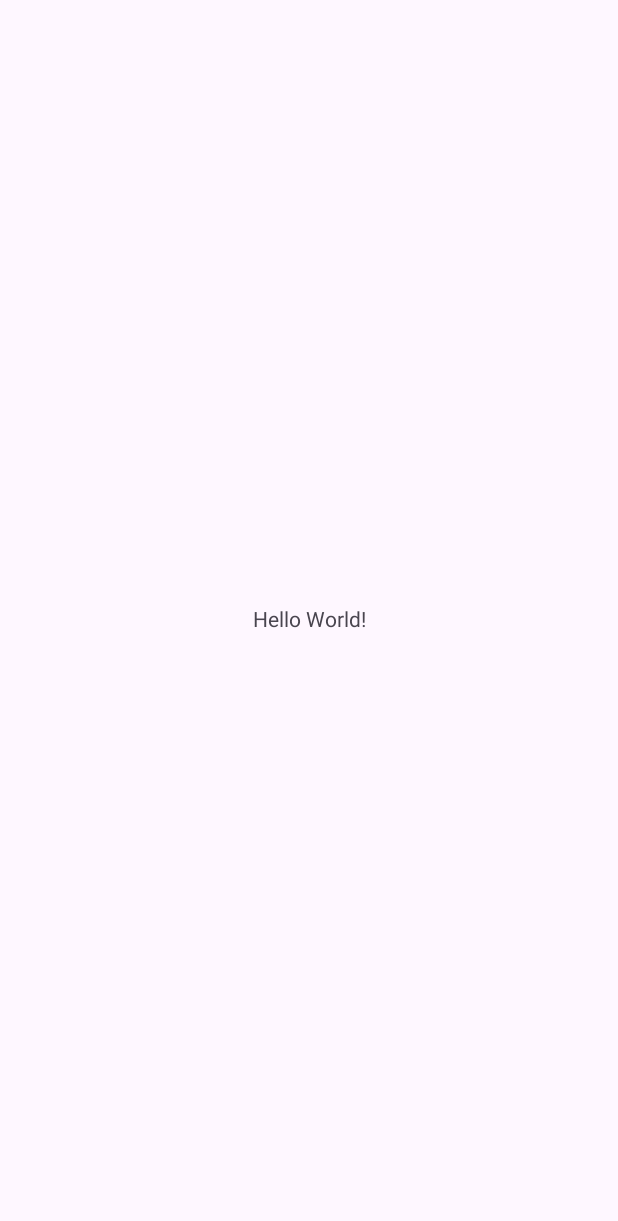
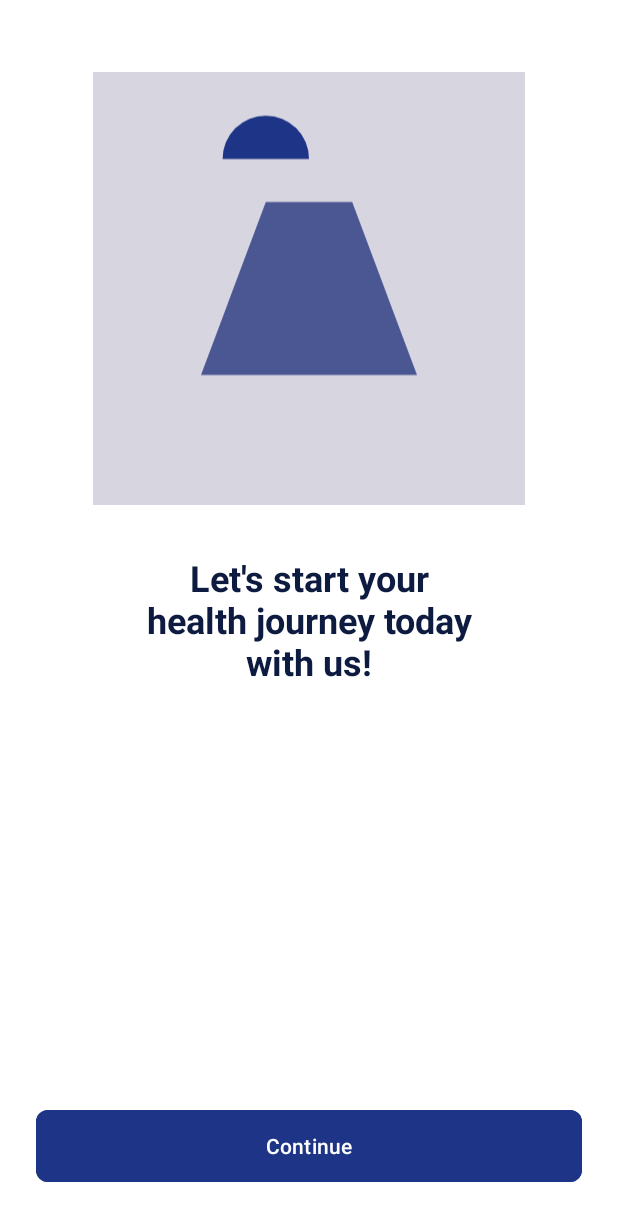
Before and after one commit to user-ahsan/WaterTrackplus, an Android app: the screen it shows after launch (MainActivity before the commit, LaunchActivity after it), on a phone screen of 412 x 824 dp. Before the commit the part shown is almost empty. Shown: the top 1221 px of the screen. Run offline under Robolectric (Android 15) with nearby library versions, the phone set to English and light mode, and no system bars.

Commit message:
launch screen added

```diff
--- a/app/build.gradle
+++ b/app/build.gradle
@@ -22,6 +22,11 @@ android {
             proguardFiles getDefaultProguardFile('proguard-android-optimize.txt'), 'proguard-rules.pro'
         }
     }
+
+    buildFeatures {
+        viewBinding true
+    }
+
     compileOptions {
         sourceCompatibility JavaVersion.VERSION_11
         targetCompatibility JavaVersion.VERSION_11
--- a/app/src/main/AndroidManifest.xml
+++ b/app/src/main/AndroidManifest.xml
@@ -1,6 +1,7 @@
 <?xml version="1.0" encoding="utf-8"?>
 <manifest xmlns:android="http://schemas.android.com/apk/res/android"
-    xmlns:tools="http://schemas.android.com/tools">
+    xmlns:tools="http://schemas.android.com/tools"
+    package="com.ahsan.watertrack">
 
     <application
         android:allowBackup="true"
@@ -13,14 +14,16 @@
         android:theme="@style/Theme.Watertrack"
         tools:targetApi="31">
         <activity
-            android:name=".MainActivity"
+            android:name=".LaunchActivity"
             android:exported="true">
             <intent-filter>
                 <action android:name="android.intent.action.MAIN" />
-
                 <category android:name="android.intent.category.LAUNCHER" />
             </intent-filter>
         </activity>
+        <activity
+            android:name=".MainActivity"
+            android:exported="false" />
     </application>
 
 </manifest>
--- /dev/null
+++ b/app/src/main/java/com/ahsan/watertrack/LaunchActivity.java
@@ -0,0 +1,67 @@
+package com.ahsan.watertrack;
+
+import android.animation.AnimatorSet;
+import android.animation.ObjectAnimator;
+import android.content.Intent;
+import android.os.Bundle;
+import android.view.View;
+import android.view.animation.DecelerateInterpolator;
+import androidx.appcompat.app.AppCompatActivity;
+import com.ahsan.watertrack.databinding.ActivityLaunchBinding;
+
+public class LaunchActivity extends AppCompatActivity {
+    private ActivityLaunchBinding binding;
+
+    @Override
+    protected void onCreate(Bundle savedInstanceState) {
+        super.onCreate(savedInstanceState);
+        binding = ActivityLaunchBinding.inflate(getLayoutInflater());
+        setContentView(binding.getRoot());
+
+        // Start animations after a short delay
+        binding.getRoot().post(() -> startAnimations());
+
+        binding.btnContinue.setOnClickListener(v -> {
+            Intent intent = new Intent(this, MainActivity.class);
+            startActivity(intent);
+            finish();
+            // Add slide up exit transition
+            overridePendingTransition(R.anim.slide_up_enter, R.anim.slide_up_exit);
+        });
+    }
+
+    private void startAnimations() {
+        // Create fade in animations for each view
+        ObjectAnimator imageViewFade = createFadeAnimation(binding.ivPlaceholder);
+        ObjectAnimator titleFade = createFadeAnimation(binding.tvTitle);
+        ObjectAnimator buttonFade = createFadeAnimation(binding.btnContinue);
+
+        // Create slide up animations
+        ObjectAnimator titleSlide = createSlideAnimation(binding.tvTitle);
+        ObjectAnimator buttonSlide = createSlideAnimation(binding.btnContinue);
+
+        // Combine animations
+        AnimatorSet animatorSet = new AnimatorSet();
+        animatorSet.setDuration(1000);
+        animatorSet.setInterpolator(new DecelerateInterpolator());
+
+        // Play animations in sequence
+        animatorSet.play(imageViewFade).before(titleFade);
+        animatorSet.play(titleFade).with(titleSlide);
+        animatorSet.play(buttonFade).with(buttonSlide).after(titleFade);
+
+        animatorSet.start();
+    }
+
+    private ObjectAnimator createFadeAnimation(View view) {
+        ObjectAnimator fadeIn = ObjectAnimator.ofFloat(view, "alpha", 0f, 1f);
+        fadeIn.setDuration(1000);
+        return fadeIn;
+    }
+
+    private ObjectAnimator createSlideAnimation(View view) {
+        ObjectAnimator slideUp = ObjectAnimator.ofFloat(view, "translationY", 100f, 0f);
+        slideUp.setDuration(1000);
+        return slideUp;
+    }
+}
--- /dev/null
+++ b/app/src/main/res/anim/slide_up_enter.xml
@@ -0,0 +1,10 @@
+<?xml version="1.0" encoding="utf-8"?>
+<set xmlns:android="http://schemas.android.com/apk/res/android"
+    android:duration="300">
+    <translate
+        android:fromYDelta="100%p"
+        android:toYDelta="0" />
+    <alpha
+        android:fromAlpha="0.0"
+        android:toAlpha="1.0" />
+</set>
--- /dev/null
+++ b/app/src/main/res/anim/slide_up_exit.xml
@@ -0,0 +1,10 @@
+<?xml version="1.0" encoding="utf-8"?>
+<set xmlns:android="http://schemas.android.com/apk/res/android"
+    android:duration="300">
+    <translate
+        android:fromYDelta="0"
+        android:toYDelta="-100%p" />
+    <alpha
+        android:fromAlpha="1.0"
+        android:toAlpha="0.0" />
+</set>
--- /dev/null
+++ b/app/src/main/res/drawable/ic_placeholder.xml
@@ -0,0 +1,16 @@
+<?xml version="1.0" encoding="utf-8"?>
+<vector xmlns:android="http://schemas.android.com/apk/res/android"
+    android:width="200dp"
+    android:height="200dp"
+    android:viewportWidth="200"
+    android:viewportHeight="200">
+    <path
+        android:fillColor="@color/gray_blue"
+        android:pathData="M0,0h200v200h-200z" />
+    <path
+        android:fillColor="@color/blue_light"
+        android:pathData="M80,60 L120,60 L150,140 L50,140 Z" />
+    <path
+        android:fillColor="@color/blue_primary"
+        android:pathData="M60,40 A20,20 0 1,1 100,40" />
+</vector>
--- /dev/null
+++ b/app/src/main/res/layout/activity_launch.xml
@@ -0,0 +1,55 @@
+<?xml version="1.0" encoding="utf-8"?>
+<androidx.constraintlayout.widget.ConstraintLayout xmlns:android="http://schemas.android.com/apk/res/android"
+    xmlns:app="http://schemas.android.com/apk/res-auto"
+    android:layout_width="match_parent"
+    android:layout_height="match_parent"
+    android:background="@color/white">
+
+    <ImageView
+        android:id="@+id/ivPlaceholder"
+        android:layout_width="0dp"
+        android:layout_height="0dp"
+        android:layout_marginHorizontal="24dp"
+        android:layout_marginTop="48dp"
+        android:alpha="0"
+        android:contentDescription="@string/app_name"
+        android:src="@drawable/ic_placeholder"
+        app:layout_constraintDimensionRatio="1:1"
+        app:layout_constraintEnd_toEndOf="parent"
+        app:layout_constraintStart_toStartOf="parent"
+        app:layout_constraintTop_toTopOf="parent"
+        app:layout_constraintWidth_percent="0.7" />
+
+    <TextView
+        android:id="@+id/tvTitle"
+        android:layout_width="0dp"
+        android:layout_height="wrap_content"
+        android:layout_marginHorizontal="24dp"
+        android:layout_marginTop="32dp"
+        android:alpha="0"
+        android:text="Let's start your\nhealth journey today\nwith us!"
+        android:textAlignment="center"
+        android:textColor="@color/navy_dark"
+        android:textSize="24sp"
+        android:textStyle="bold"
+        app:layout_constraintEnd_toEndOf="parent"
+        app:layout_constraintStart_toStartOf="parent"
+        app:layout_constraintTop_toBottomOf="@id/ivPlaceholder" />
+
+    <com.google.android.material.button.MaterialButton
+        android:id="@+id/btnContinue"
+        android:layout_width="0dp"
+        android:layout_height="56dp"
+        android:layout_marginHorizontal="24dp"
+        android:layout_marginBottom="32dp"
+        android:alpha="0"
+        android:backgroundTint="@color/blue_primary"
+        android:text="Continue"
+        android:textAllCaps="false"
+        android:textColor="@color/white"
+        app:cornerRadius="8dp"
+        app:layout_constraintBottom_toBottomOf="parent"
+        app:layout_constraintEnd_toEndOf="parent"
+        app:layout_constraintStart_toStartOf="parent" />
+
+</androidx.constraintlayout.widget.ConstraintLayout>
--- a/app/src/main/res/values/colors.xml
+++ b/app/src/main/res/values/colors.xml
@@ -2,4 +2,11 @@
 <resources>
     <color name="black">#FF000000</color>
     <color name="white">#FFFFFFFF</color>
+
+    <!-- Benitoite V2 Color Palette -->
+    <color name="navy_dark">#0e1b40</color>
+    <color name="navy_medium">#042262</color>
+    <color name="blue_primary">#1d3487</color>
+    <color name="blue_light">#4b5792</color>
+    <color name="gray_blue">#d7d5e0</color>
 </resources>
```
